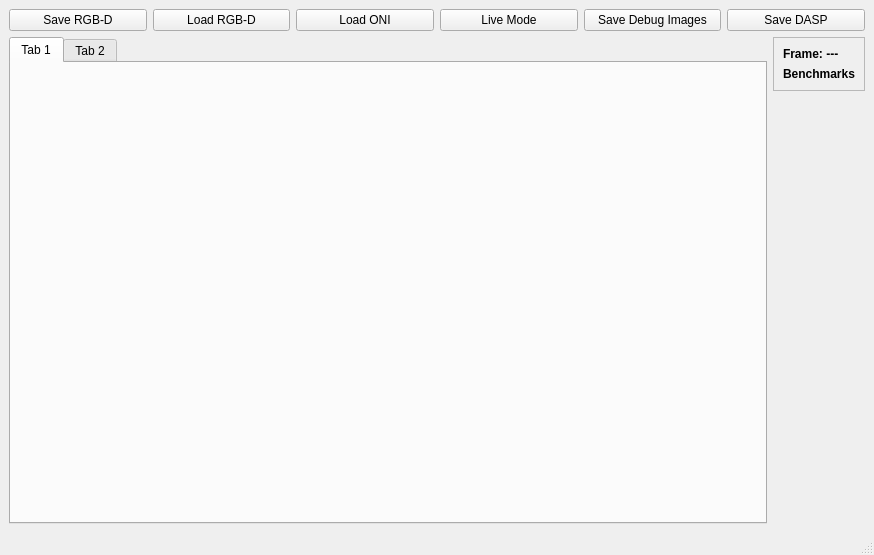
Above: dasp_gui/WdgtKinectSuperPoints.ui from Danvil/dasp before the change. Below: the same form after it.
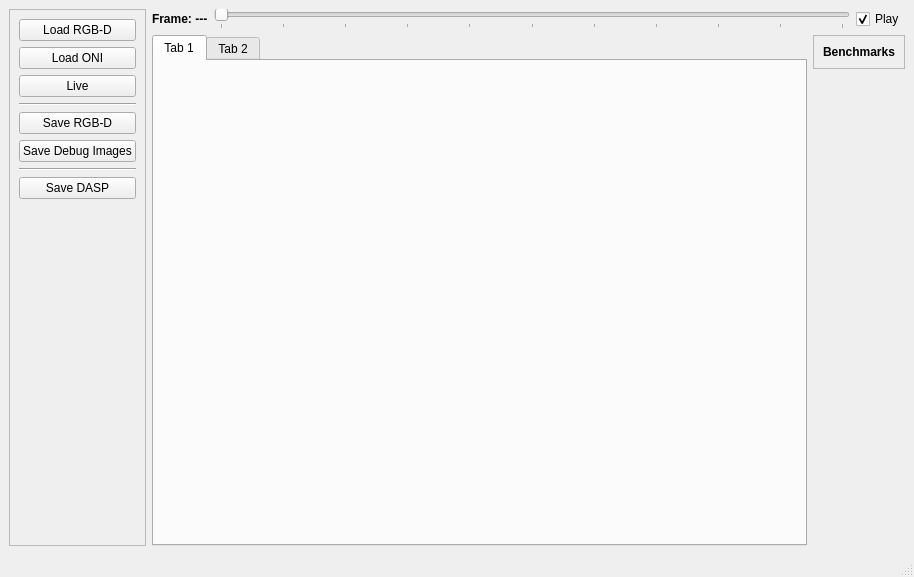
That is the form after the change.

Commit message: Added frame seeking to gui and kinect grabber interface. Slightly restructed gui.

```diff
--- a/dasp_gui/WdgtKinectSuperPoints.ui
+++ b/dasp_gui/WdgtKinectSuperPoints.ui
@@ -6,8 +6,8 @@
    <rect>
     <x>0</x>
     <y>0</y>
-    <width>874</width>
-    <height>555</height>
+    <width>914</width>
+    <height>577</height>
    </rect>
   </property>
   <property name="windowTitle">
@@ -15,7 +15,7 @@
   </property>
   <widget class="QWidget" name="centralwidget">
    <layout class="QGridLayout" name="gridLayout">
-    <item row="1" column="2">
+    <item row="1" column="1">
      <widget class="QTabWidget" name="tabs">
       <widget class="QWidget" name="tab">
        <attribute name="title">
@@ -29,7 +29,7 @@
       </widget>
      </widget>
     </item>
-    <item row="1" column="3">
+    <item row="1" column="2">
      <layout class="QVBoxLayout" name="verticalLayout">
       <item>
        <widget class="QFrame" name="frame">
@@ -40,19 +40,6 @@
          <enum>QFrame::Raised</enum>
         </property>
         <layout class="QVBoxLayout" name="verticalLayout_3">
-         <item>
-          <widget class="QLabel" name="labelFrameCounter">
-           <property name="font">
-            <font>
-             <weight>75</weight>
-             <bold>true</bold>
-            </font>
-           </property>
-           <property name="text">
-            <string>Frame: ---</string>
-           </property>
-          </widget>
-         </item>
          <item>
           <layout class="QVBoxLayout" name="verticalLayoutBenchmark">
            <item>
@@ -88,58 +75,139 @@
       </item>
      </layout>
     </item>
-    <item row="0" column="2" colspan="2">
+    <item row="0" column="1" colspan="2">
      <layout class="QHBoxLayout" name="horizontalLayout">
       <item>
-       <widget class="QPushButton" name="pushButtonSaveOne">
-        <property name="text">
-         <string>Save RGB-D</string>
+       <widget class="QLabel" name="labelFrameCounter">
+        <property name="font">
+         <font>
+          <weight>75</weight>
+          <bold>true</bold>
+         </font>
         </property>
-       </widget>
-      </item>
-      <item>
-       <widget class="QPushButton" name="pushButtonLoadOne">
         <property name="text">
-         <string>Load RGB-D</string>
+         <string>Frame: ---</string>
         </property>
        </widget>
       </item>
       <item>
-       <widget class="QPushButton" name="pushButtonLoadOni">
-        <property name="text">
-         <string>Load ONI</string>
+       <widget class="QSlider" name="horizontalSliderFrame">
+        <property name="maximum">
+         <number>300</number>
         </property>
-       </widget>
-      </item>
-      <item>
-       <widget class="QPushButton" name="pushButtonLive">
-        <property name="text">
-         <string>Live Mode</string>
+        <property name="pageStep">
+         <number>30</number>
         </property>
-       </widget>
-      </item>
-      <item>
-       <widget class="QPushButton" name="pushButtonSaveDebug">
-        <property name="text">
-         <string>Save Debug Images</string>
+        <property name="orientation">
+         <enum>Qt::Horizontal</enum>
         </property>
+        <property name="tickPosition">
+         <enum>QSlider::TicksBelow</enum>
+        </property>
+        <property name="tickInterval">
+         <number>30</number>
+        </property>
        </widget>
       </item>
       <item>
-       <widget class="QPushButton" name="pushButtonSaveDasp">
+       <widget class="QCheckBox" name="checkBoxPlay">
         <property name="text">
-         <string>Save DASP</string>
-        </property>
-        <property name="checkable">
-         <bool>true</bool>
+         <string>Play</string>
         </property>
         <property name="checked">
-         <bool>false</bool>
+         <bool>true</bool>
         </property>
        </widget>
       </item>
      </layout>
     </item>
+    <item row="0" column="0" rowspan="2">
+     <widget class="QFrame" name="frame_2">
+      <property name="frameShape">
+       <enum>QFrame::StyledPanel</enum>
+      </property>
+      <property name="frameShadow">
+       <enum>QFrame::Raised</enum>
+      </property>
+      <layout class="QGridLayout" name="gridLayout_2">
+       <item row="3" column="0" colspan="2">
+        <widget class="QPushButton" name="pushButtonLive">
+         <property name="text">
+          <string>Live</string>
+         </property>
+        </widget>
+       </item>
+       <item row="4" column="0" colspan="2">
+        <widget class="Line" name="line">
+         <property name="orientation">
+          <enum>Qt::Horizontal</enum>
+         </property>
+        </widget>
+       </item>
+       <item row="1" column="0" colspan="2">
+        <widget class="QPushButton" name="pushButtonLoadOne">
+         <property name="text">
+          <string>Load RGB-D</string>
+         </property>
+        </widget>
+       </item>
+       <item row="8" column="0" colspan="2">
+        <widget class="QPushButton" name="pushButtonSaveDasp">
+         <property name="text">
+          <string>Save DASP</string>
+         </property>
+         <property name="checkable">
+          <bool>true</bool>
+         </property>
+         <property name="checked">
+          <bool>false</bool>
+         </property>
+        </widget>
+       </item>
+       <item row="5" column="0" colspan="2">
+        <widget class="QPushButton" name="pushButtonSaveOne">
+         <property name="text">
+          <string>Save RGB-D</string>
+         </property>
+        </widget>
+       </item>
+       <item row="2" column="0" colspan="2">
+        <widget class="QPushButton" name="pushButtonLoadOni">
+         <property name="text">
+          <string>Load ONI</string>
+         </property>
+        </widget>
+       </item>
+       <item row="9" column="0" colspan="2">
+        <spacer name="verticalSpacer_2">
+         <property name="orientation">
+          <enum>Qt::Vertical</enum>
+         </property>
+         <property name="sizeHint" stdset="0">
+          <size>
+           <width>20</width>
+           <height>40</height>
+          </size>
+         </property>
+        </spacer>
+       </item>
+       <item row="6" column="0" colspan="2">
+        <widget class="QPushButton" name="pushButtonSaveDebug">
+         <property name="text">
+          <string>Save Debug Images</string>
+         </property>
+        </widget>
+       </item>
+       <item row="7" column="0" colspan="2">
+        <widget class="Line" name="line_2">
+         <property name="orientation">
+          <enum>Qt::Horizontal</enum>
+         </property>
+        </widget>
+       </item>
+      </layout>
+     </widget>
+    </item>
    </layout>
   </widget>
   <widget class="QMenuBar" name="menubar">
```
Left out of the diff: 2 changed lines with no effect on the pictures. The commit also changes 4 other files.
